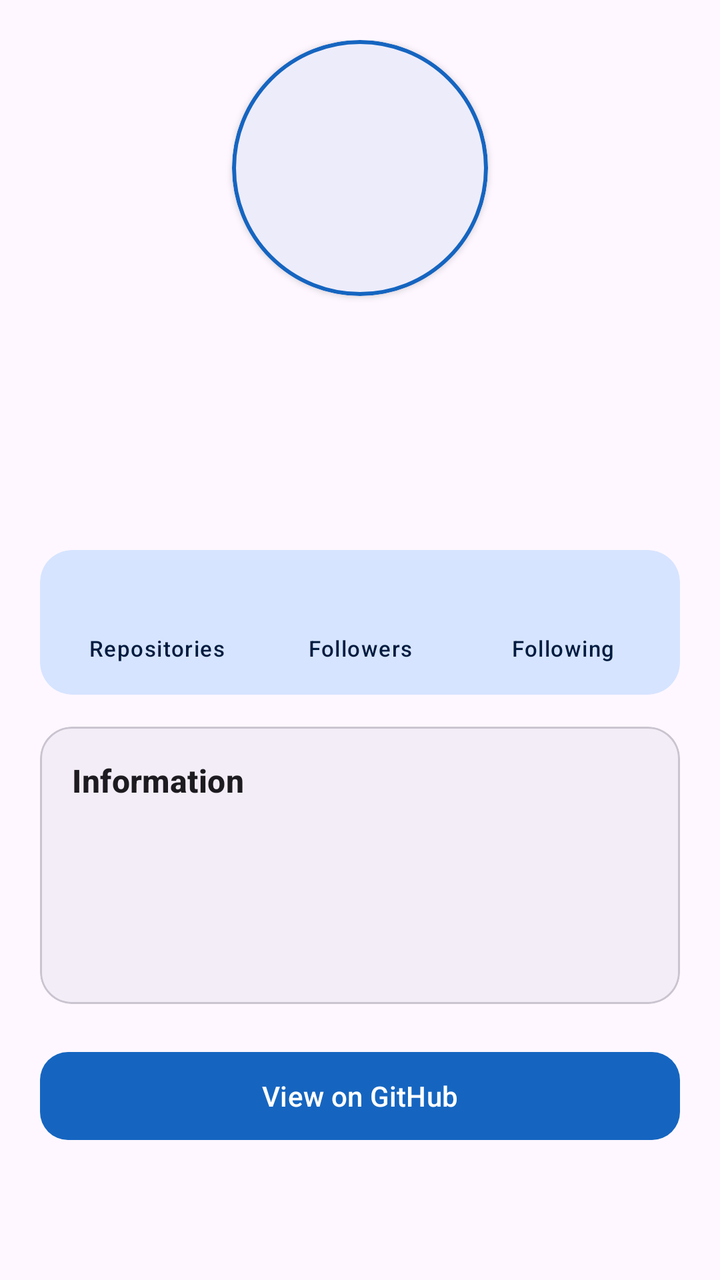
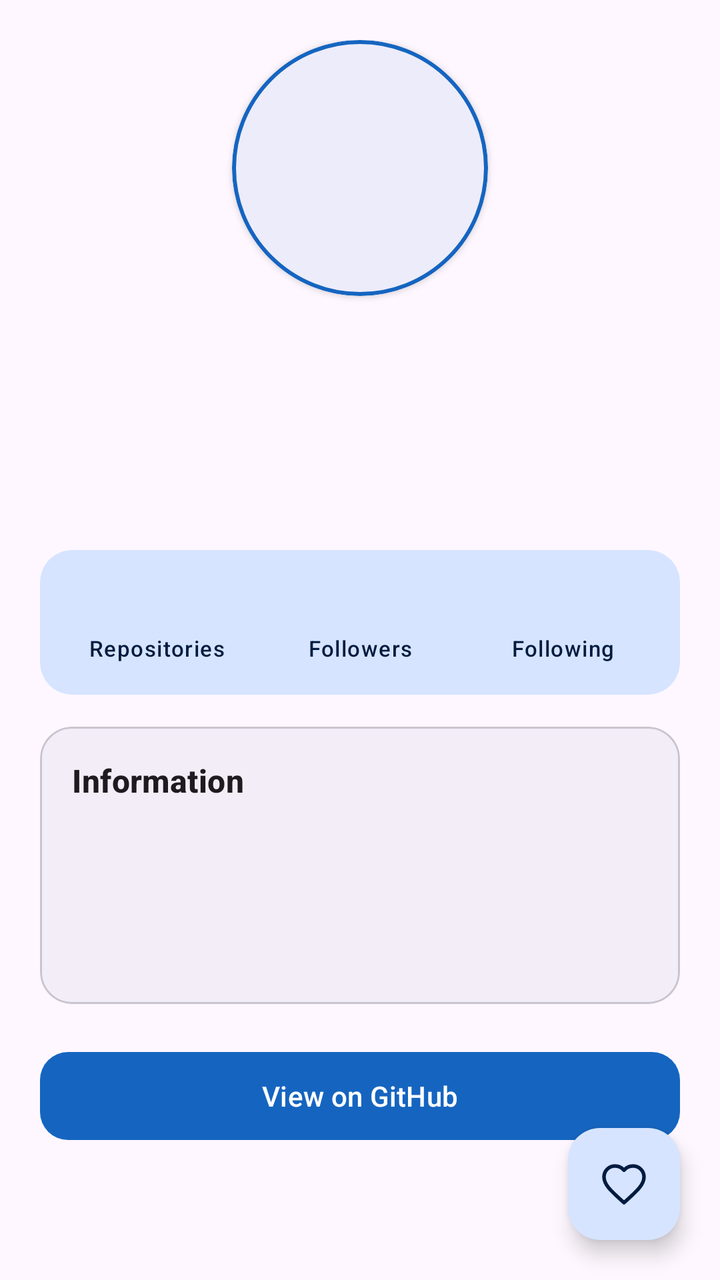

The first picture is an Android layout as it rendered before a commit; the second is the same layout after the commit. The layout source and the unified diff follow.
<!-- AndroidManifest.xml: application theme Theme.GithubUser -->
<!-- res/layout/fragment_user_detail.xml -->
<?xml version="1.0" encoding="utf-8"?>
<FrameLayout xmlns:android="http://schemas.android.com/apk/res/android"
    xmlns:app="http://schemas.android.com/apk/res-auto"
    android:layout_width="match_parent"
    android:layout_height="match_parent"
    android:background="?attr/colorSurface">

    <androidx.core.widget.NestedScrollView
        android:id="@+id/contentView"
        android:layout_width="match_parent"
        android:layout_height="match_parent"
        android:clipToPadding="false"
        android:fillViewport="true"
        android:paddingBottom="24dp"
        android:visibility="visible">

        <LinearLayout
            android:layout_width="match_parent"
            android:layout_height="wrap_content"
            android:orientation="vertical"
            android:padding="20dp">

            
            <com.google.android.material.card.MaterialCardView
                android:id="@+id/cacheCard"
                android:layout_width="match_parent"
                android:layout_height="wrap_content"
                android:layout_marginBottom="20dp"
                android:visibility="gone"
                app:cardBackgroundColor="?attr/colorSecondaryContainer"
                app:cardCornerRadius="12dp"
                app:cardElevation="0dp"
                app:strokeWidth="0dp">

                <TextView
                    android:id="@+id/tvCacheBanner"
                    android:layout_width="match_parent"
                    android:layout_height="wrap_content"
                    android:padding="12dp"
                    android:text="@string/cached_banner"
                    android:textAppearance="?attr/textAppearanceBodyMedium"
                    android:textColor="?attr/colorOnSecondaryContainer" />

            </com.google.android.material.card.MaterialCardView>

            
            <LinearLayout
                android:layout_width="match_parent"
                android:layout_height="wrap_content"
                android:gravity="center_horizontal"
                android:orientation="vertical">

                <com.google.android.material.card.MaterialCardView
                    android:layout_width="128dp"
                    android:layout_height="128dp"
                    app:cardCornerRadius="64dp"
                    app:cardElevation="2dp"
                    app:strokeColor="?attr/colorPrimary"
                    app:strokeWidth="2dp">

                    <ImageView
                        android:id="@+id/ivAvatar"
                        android:layout_width="match_parent"
                        android:layout_height="match_parent"
                        android:contentDescription="@string/avatar_desc"
                        android:scaleType="centerCrop" />

                </com.google.android.material.card.MaterialCardView>

                <TextView
                    android:id="@+id/tvName"
                    android:layout_width="wrap_content"
                    android:layout_height="wrap_content"
                    android:layout_marginTop="16dp"
                    android:gravity="center"
                    android:textAppearance="?attr/textAppearanceHeadlineSmall"
                    android:textColor="?attr/colorOnSurface"
                    android:textStyle="bold" />

                <TextView
                    android:id="@+id/tvLogin"
                    android:layout_width="wrap_content"
                    android:layout_height="wrap_content"
                    android:layout_marginTop="2dp"
                    android:textAppearance="?attr/textAppearanceBodyLarge"
                    android:textColor="?attr/colorPrimary" />

                <TextView
                    android:id="@+id/tvBio"
                    android:layout_width="match_parent"
                    android:layout_height="wrap_content"
                    android:layout_marginTop="12dp"
                    android:gravity="center"
                    android:textAppearance="?attr/textAppearanceBodyMedium"
                    android:textColor="?attr/colorOnSurfaceVariant" />

            </LinearLayout>

            
            <com.google.android.material.card.MaterialCardView
                android:layout_width="match_parent"
                android:layout_height="wrap_content"
                android:layout_marginTop="24dp"
                app:cardBackgroundColor="?attr/colorPrimaryContainer"
                app:cardCornerRadius="16dp"
                app:cardElevation="0dp"
                app:strokeWidth="0dp">

                <LinearLayout
                    android:layout_width="match_parent"
                    android:layout_height="wrap_content"
                    android:orientation="horizontal"
                    android:paddingHorizontal="8dp"
                    android:paddingVertical="16dp">

                    
                    <LinearLayout
                        android:layout_width="0dp"
                        android:layout_height="wrap_content"
                        android:layout_weight="1"
                        android:gravity="center"
                        android:orientation="vertical">

                        <TextView
                            android:id="@+id/tvRepos"
                            android:layout_width="wrap_content"
                            android:layout_height="wrap_content"
                            android:textAppearance="?attr/textAppearanceTitleMedium"
                            android:textColor="?attr/colorOnPrimaryContainer"
                            android:textStyle="bold" />

                        <TextView
                            android:layout_width="wrap_content"
                            android:layout_height="wrap_content"
                            android:layout_marginTop="4dp"
                            android:gravity="center"
                            android:text="Repositories"
                            android:textAppearance="?attr/textAppearanceLabelSmall"
                            android:textColor="?attr/colorOnPrimaryContainer" />

                    </LinearLayout>

                    
                    <LinearLayout
                        android:layout_width="0dp"
                        android:layout_height="wrap_content"
                        android:layout_weight="1"
                        android:gravity="center"
                        android:orientation="vertical">

                        <TextView
                            android:id="@+id/tvFollowers"
                            android:layout_width="wrap_content"
                            android:layout_height="wrap_content"
                            android:textAppearance="?attr/textAppearanceTitleMedium"
                            android:textColor="?attr/colorOnPrimaryContainer"
                            android:textStyle="bold" />

                        <TextView
                            android:layout_width="wrap_content"
                            android:layout_height="wrap_content"
                            android:layout_marginTop="4dp"
                            android:gravity="center"
                            android:text="Followers"
                            android:textAppearance="?attr/textAppearanceLabelSmall"
                            android:textColor="?attr/colorOnPrimaryContainer" />

                    </LinearLayout>

                    
                    <LinearLayout
                        android:layout_width="0dp"
                        android:layout_height="wrap_content"
                        android:layout_weight="1"
                        android:gravity="center"
                        android:orientation="vertical">

                        <TextView
                            android:id="@+id/tvFollowing"
                            android:layout_width="wrap_content"
                            android:layout_height="wrap_content"
                            android:textAppearance="?attr/textAppearanceTitleMedium"
                            android:textColor="?attr/colorOnPrimaryContainer"
                            android:textStyle="bold" />

                        <TextView
                            android:layout_width="wrap_content"
                            android:layout_height="wrap_content"
                            android:layout_marginTop="4dp"
                            android:gravity="center"
                            android:text="Following"
                            android:textAppearance="?attr/textAppearanceLabelSmall"
                            android:textColor="?attr/colorOnPrimaryContainer" />

                    </LinearLayout>

                </LinearLayout>

            </com.google.android.material.card.MaterialCardView>

            
            <com.google.android.material.card.MaterialCardView
                android:layout_width="match_parent"
                android:layout_height="wrap_content"
                android:layout_marginTop="16dp"
                app:cardBackgroundColor="?attr/colorSurfaceContainer"
                app:cardCornerRadius="16dp"
                app:cardElevation="0dp"
                app:strokeColor="?attr/colorOutlineVariant"
                app:strokeWidth="1dp">

                <LinearLayout
                    android:layout_width="match_parent"
                    android:layout_height="wrap_content"
                    android:orientation="vertical"
                    android:padding="16dp">

                    <TextView
                        android:layout_width="wrap_content"
                        android:layout_height="wrap_content"
                        android:text="Information"
                        android:textAppearance="?attr/textAppearanceTitleMedium"
                        android:textColor="?attr/colorOnSurface"
                        android:textStyle="bold" />

                    <TextView
                        android:id="@+id/tvCompany"
                        android:layout_width="match_parent"
                        android:layout_height="wrap_content"
                        android:layout_marginTop="12dp"
                        android:textColor="?attr/colorOnSurfaceVariant" />

                    <TextView
                        android:id="@+id/tvLocation"
                        android:layout_width="match_parent"
                        android:layout_height="wrap_content"
                        android:layout_marginTop="8dp"
                        android:textColor="?attr/colorOnSurfaceVariant" />

                    <TextView
                        android:id="@+id/tvBlog"
                        android:layout_width="match_parent"
                        android:layout_height="wrap_content"
                        android:layout_marginTop="8dp"
                        android:autoLink="web"
                        android:textColor="?attr/colorPrimary" />

                </LinearLayout>

            </com.google.android.material.card.MaterialCardView>

            
            <com.google.android.material.button.MaterialButton
                android:id="@+id/btnOpenGithub"
                android:layout_width="match_parent"
                android:layout_height="wrap_content"
                android:layout_marginTop="20dp"
                android:minHeight="52dp"
                android:text="@string/open_github"
                android:textAllCaps="false"
                app:cornerRadius="14dp"
                app:iconGravity="textStart" />

        </LinearLayout>

    </androidx.core.widget.NestedScrollView>

    
    <com.google.android.material.progressindicator.CircularProgressIndicator
        android:id="@+id/progress"
        android:layout_width="wrap_content"
        android:layout_height="wrap_content"
        android:layout_gravity="center"
        android:indeterminate="true"
        android:visibility="gone" />

    
    <LinearLayout
        android:id="@+id/errorContainer"
        android:layout_width="match_parent"
        android:layout_height="wrap_content"
        android:layout_gravity="center"
        android:layout_marginHorizontal="32dp"
        android:gravity="center"
        android:orientation="vertical"
        android:visibility="gone">

        <TextView
            android:id="@+id/tvError"
            android:layout_width="match_parent"
            android:layout_height="wrap_content"
            android:gravity="center"
            android:textAppearance="?attr/textAppearanceBodyLarge"
            android:textColor="?attr/colorOnSurface" />

        <com.google.android.material.button.MaterialButton
            android:id="@+id/btnRetry"
            android:layout_width="wrap_content"
            android:layout_height="wrap_content"
            android:layout_marginTop="16dp"
            android:text="@string/retry"
            android:textAllCaps="false" />

    </LinearLayout>

</FrameLayout>
<!-- resources referenced by this layout -->
<resources>
  <string name="avatar_desc">User avatar</string>
  <string name="cached_banner">Offline: showing cached results</string>
  <string name="open_github">View on GitHub</string>
  <string name="retry">Retry</string>
  <style name="Theme.GithubUser" parent="Base.Theme.GithubUser" />
  <style name="Base.Theme.GithubUser" parent="Theme.Material3.DayNight.NoActionBar">
  
          
          <item name="colorPrimary">@color/primary_blue</item>
          <item name="colorOnPrimary">@color/on_primary_blue</item>
          <item name="colorPrimaryContainer">@color/primary_container_blue</item>
          <item name="colorOnPrimaryContainer">@color/on_primary_container_blue</item>
  
          
          <item name="colorSecondary">@color/secondary_blue</item>
          <item name="colorOnSecondary">@color/on_secondary_blue</item>
          <item name="colorSecondaryContainer">@color/secondary_container_blue</item>
          <item name="colorOnSecondaryContainer">@color/on_secondary_container_blue</item>
  
          
          <item name="android:colorAccent">@color/primary_blue</item>
          <item name="android:navigationBarColor">?attr/colorSurface</item>
          <item name="android:windowLightNavigationBar">true</item>
  
      </style>
  <color name="primary_blue">#1565C0</color>
  <color name="on_primary_blue">#FFFFFFFF</color>
  <color name="primary_container_blue">#D6E4FF</color>
  <color name="on_primary_container_blue">#001B3F</color>
  <color name="secondary_blue">#4F64A0</color>
  <color name="on_secondary_blue">#FFFFFFFF</color>
  <color name="secondary_container_blue">#DCE2FF</color>
  <color name="on_secondary_container_blue">#0A1A40</color>
</resources>

<!-- the commit's change to res/layout/fragment_user_detail.xml (unified diff, before → after) -->
@@ -302,5 +302,14 @@
             android:textAllCaps="false" />
 
     </LinearLayout>
+    <com.google.android.material.floatingactionbutton.FloatingActionButton
+        android:id="@+id/fabFavorite"
+        android:layout_width="wrap_content"
+        android:layout_height="wrap_content"
+        android:layout_gravity="bottom|end"
+        android:layout_marginEnd="20dp"
+        android:layout_marginBottom="20dp"
+        android:contentDescription="@string/favorite"
+        android:src="@drawable/ic_favorite_border" />
 
 </FrameLayout>
<!-- resource entries referenced after the edit -->
@@ -1,7 +1,23 @@
 <!-- resources referenced by this layout -->
 <resources>
+  <!-- drawable ic_favorite_border (drawable) -->
+  <vector xmlns:android="http://schemas.android.com/apk/res/android"
+      android:width="24dp"
+      android:height="24dp"
+      android:viewportWidth="24"
+      android:viewportHeight="24">
+  
+      <path
+          android:fillColor="@android:color/transparent"
+          android:pathData="M12,21.35l-1.45,-1.32C5.4,15.36 2,12.28 2,8.5C2,5.42 4.42,3 7.5,3c1.74,0 3.41,0.81 4.5,2.09C13.09,3.81 14.76,3 16.5,3C19.58,3 22,5.42 22,8.5c0,3.78 -3.4,6.86 -8.55,11.54z"
+          android:strokeColor="?attr/colorOnSurface"
+          android:strokeWidth="1.8"
+          android:strokeLineJoin="round" />
+  
+  </vector>
   <string name="avatar_desc">User avatar</string>
   <string name="cached_banner">Offline: showing cached results</string>
+  <string name="favorite">Favorite</string>
   <string name="open_github">View on GitHub</string>
   <string name="retry">Retry</string>
   <style name="Theme.GithubUser" parent="Base.Theme.GithubUser" />
